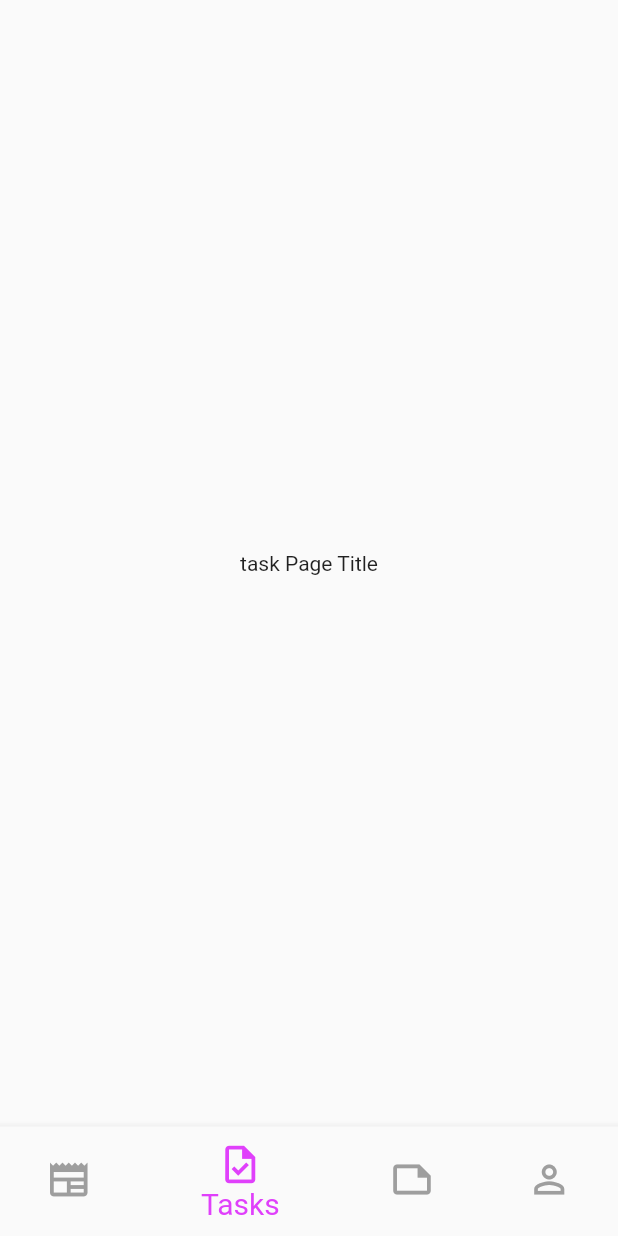
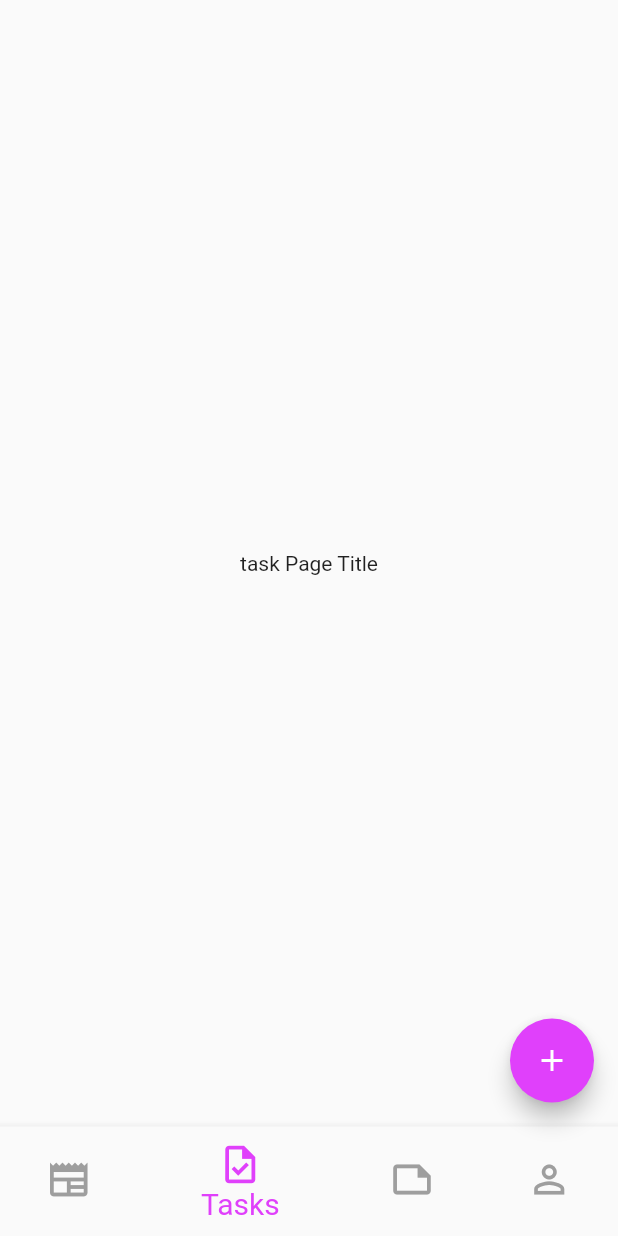
Before and after one commit to zahrakhoshdel/news-app, a Flutter app: the screen it shows after launch, item 2 of the bottom bar chosen, on a phone screen of 412 x 824 dp. Run offline on Flutter 3.47's test engine with Material 2 defaults, Android fonts, the phone set to English and light mode, and no system bars; drawn by our look-alikes of flutter_speed_dial; our stand-ins replace get.

Commit message:
feat: Add `FAB` to create tasks and notes

```diff
--- a/lib/screens/home/home_screen.dart
+++ b/lib/screens/home/home_screen.dart
@@ -1,4 +1,5 @@
 import 'package:flutter/material.dart';
+import 'package:flutter_speed_dial/flutter_speed_dial.dart';
 import 'package:get/state_manager.dart';
 import 'package:news_event_management/screens/home/home_controller.dart';
 import 'package:news_event_management/screens/news/news_screen.dart';
@@ -64,6 +65,25 @@ class _HomeScreenState extends State<HomeScreen> {
                   ),
                 ),
               ]),
+          floatingActionButton: SpeedDial(
+            animatedIcon: AnimatedIcons.add_event,
+            backgroundColor: Colors.purpleAccent,
+            overlayColor: Colors.purpleAccent,
+            overlayOpacity: 0.1,
+            curve: Curves.linear,
+            children: [
+              SpeedDialChild(
+                child: Icon(Icons.add_task_outlined),
+                label: "Add Task",
+                onTap: () {},
+              ),
+              SpeedDialChild(
+                child: Icon(Icons.note_add_outlined),
+                label: "Add Note",
+                onTap: () {},
+              ),
+            ],
+          ),
         ),
       );
     });
--- a/pubspec.yaml
+++ b/pubspec.yaml
@@ -34,7 +34,8 @@ dependencies:
   # The following adds the Cupertino Icons font to your application.
   # Use with the CupertinoIcons class for iOS style icons.
   cupertino_icons: ^1.0.2
-  get:
+  flutter_speed_dial: ^6.0.0
+  get: ^4.6.1
 
 
 dev_dependencies:
```
Also changed, not shown: pubspec.lock.
